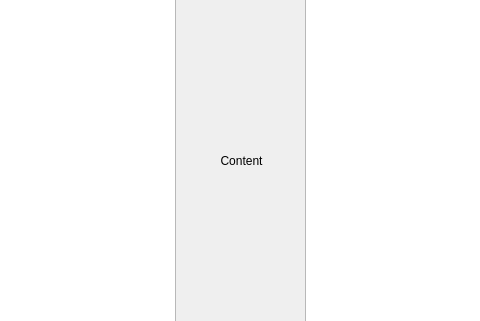
This is ProjectSimplifier.ui in TheBadRoger/VSProjectSimplifier as Qt 5 draws it before an edit; both pictures show x 265 to 745 and y 160 to 481 of the 1000 by 667 pixel window. The edited form follows.
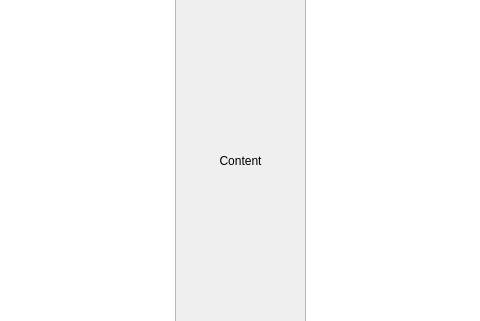
This is the edited form.

Commit message: ui小修

What changed in the file:
```diff
--- a/ProjectSimplifier.ui
+++ b/ProjectSimplifier.ui
@@ -182,9 +182,9 @@
    <widget class="QLabel" name="LAB_ShowRemovableSize">
     <property name="geometry">
      <rect>
-      <x>480</x>
+      <x>450</x>
       <y>220</y>
-      <width>53</width>
+      <width>111</width>
       <height>201</height>
      </rect>
     </property>
```
